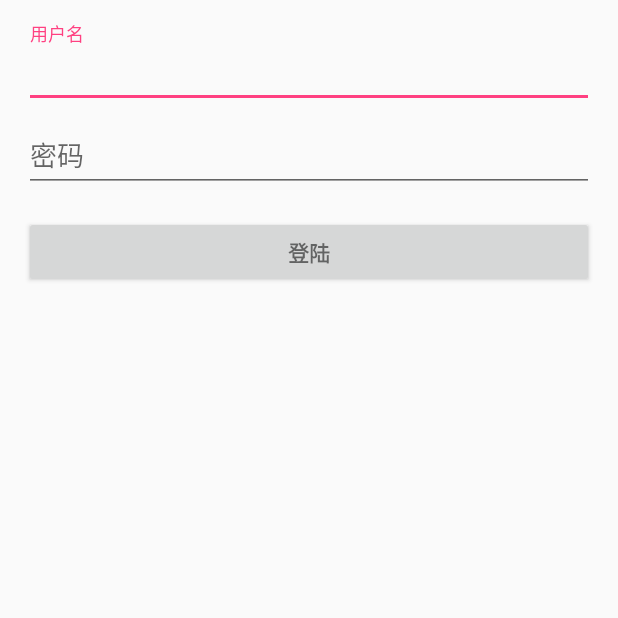
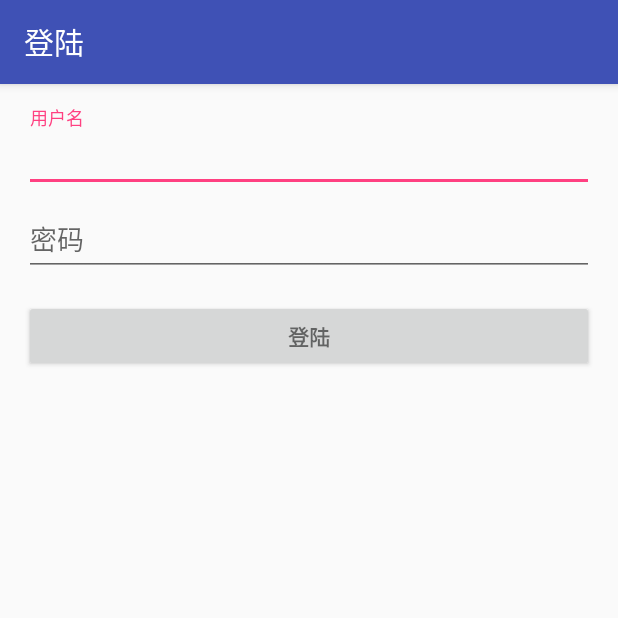
Before and after one commit to nuaa-meizizi/APP, an Android app: the LoginActivity screen opened directly, with no data from a screen before it, on a phone screen of 412 x 824 dp, the top half of it. Run offline under Robolectric (Android 15) with nearby library versions, the phone set to English and light mode, and no system bars; libraries missing offline, so code that uses them is left out: cn.pedant.

Commit message:
显示titielbar

```diff
--- a/app/src/main/res/values/styles.xml
+++ b/app/src/main/res/values/styles.xml
@@ -6,7 +6,6 @@
         <item name="colorPrimary">@color/colorPrimary</item>
         <item name="colorPrimaryDark">@color/colorPrimaryDark</item>
         <item name="colorAccent">@color/colorAccent</item>
-        <item name="windowNoTitle">true</item>
         <item name="android:windowFullscreen">true</item>
         <item name="android:windowIsTranslucent">true</item>
     </style>
```
